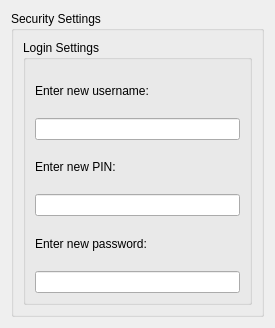
Before: the Qt Designer form src/qt/ui/security_settings.ui in maidsafe-archive/MaidSafe-Encrypt, drawn with Qt 5.
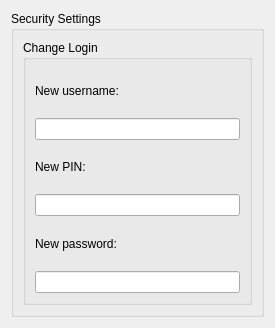
After: the same form once the commit is applied.

What changed in the file:
```diff
--- a/src/qt/ui/security_settings.ui
+++ b/src/qt/ui/security_settings.ui
@@ -23,7 +23,7 @@
       <item>
        <widget class="QGroupBox" name="groupBox_2">
         <property name="title">
-         <string>Login Settings</string>
+         <string>Change Login</string>
         </property>
         <property name="flat">
          <bool>true</bool>
@@ -32,7 +32,7 @@
          <item>
           <widget class="QLabel" name="usernameLbl">
            <property name="text">
-            <string>Enter new username:</string>
+            <string>New username:</string>
            </property>
           </widget>
          </item>
@@ -42,7 +42,7 @@
          <item>
           <widget class="QLabel" name="label">
            <property name="text">
-            <string>Enter new PIN:</string>
+            <string>New PIN:</string>
            </property>
           </widget>
          </item>
@@ -52,7 +52,7 @@
          <item>
           <widget class="QLabel" name="label_2">
            <property name="text">
-            <string>Enter new password:</string>
+            <string>New password:</string>
            </property>
           </widget>
          </item>
```
Left out of the diff: 2 changed lines with no effect on the pictures.
